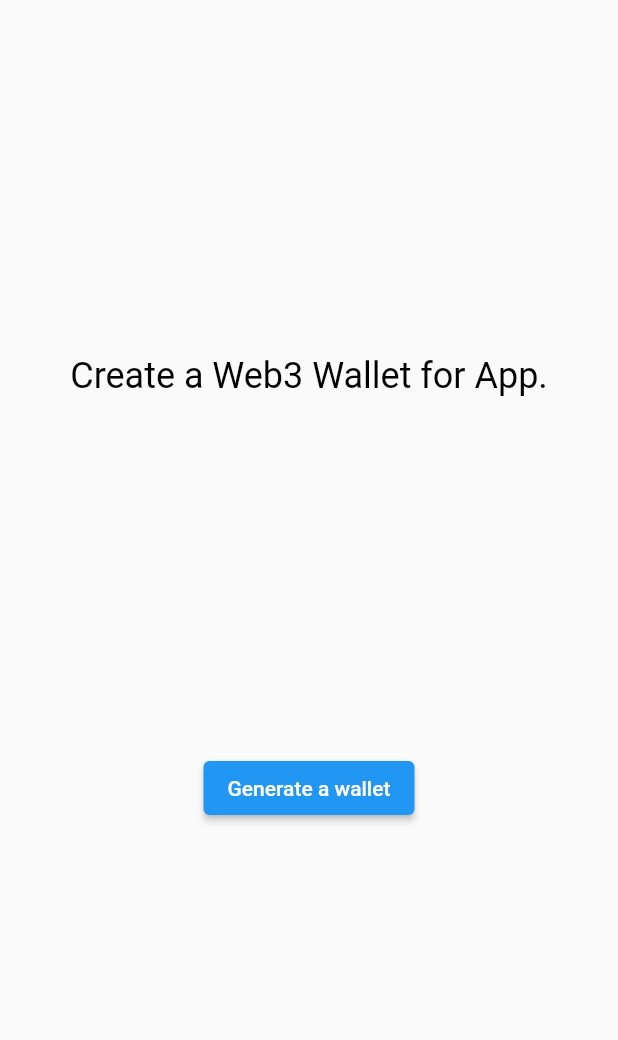
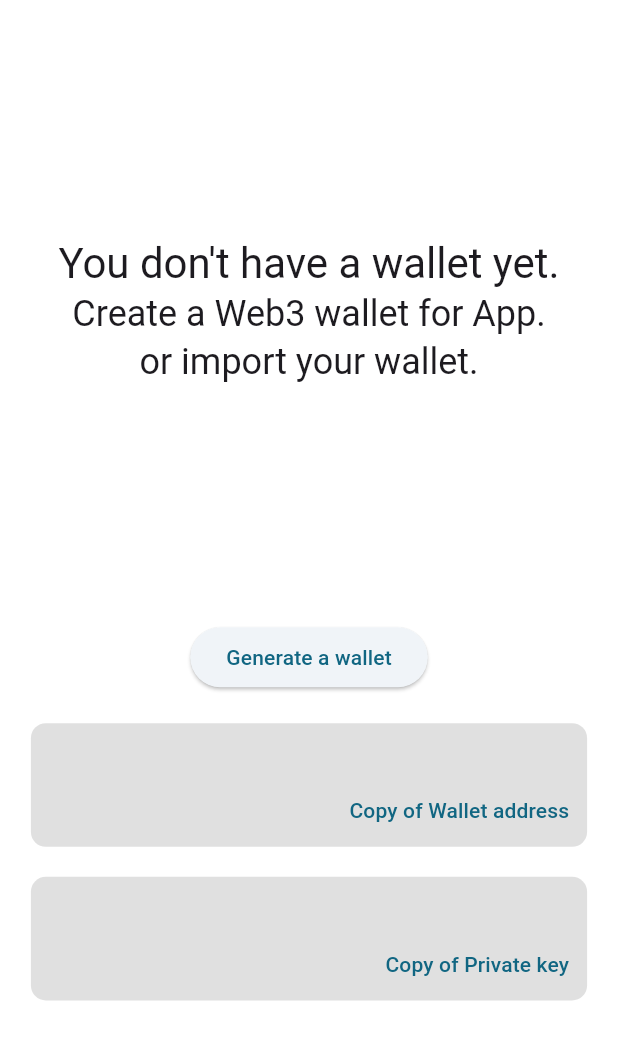
Before and after one commit to 0xemrekaya/NFTm_dApp, a Flutter app: the screen it shows after launch, on a phone screen of 412 x 824 dp. Shown: the top 1040 px of the screen. Run offline on Flutter 3.47's test engine with Material 2 defaults, Android fonts, the phone set to English and light mode, and no system bars; our stand-ins replace animated_text_kit, flutter_dotenv, flutter_riverpod, hex; missing offline and left inert: web3dart.

Commit message:
copy func is done

```diff
--- a/lib/main.dart
+++ b/lib/main.dart
@@ -5,7 +5,7 @@ import 'package:web3_wallet_flutter/screens/splash_page.dart';
 
 import 'screens/main_screen.dart';
 
-void main() async{
+void main() async {
   await dotenv.load(fileName: ".env");
   runApp(const ProviderScope(child: MainApp()));
 }
@@ -16,6 +16,17 @@ class MainApp extends StatelessWidget {
   @override
   Widget build(BuildContext context) {
     return MaterialApp(
+      theme: ThemeData.light(
+        useMaterial3: true,
+      ).copyWith(
+        colorScheme: ColorScheme.fromSeed(seedColor: Colors.blueGrey),
+        scaffoldBackgroundColor: Colors.white,
+        appBarTheme: const AppBarTheme(
+          backgroundColor: Colors.white,
+          elevation: 0,
+          iconTheme: IconThemeData(color: Colors.black),
+        ),
+      ),
       debugShowCheckedModeBanner: false,
       routes: {
         MainScreen.id: (context) => MainScreen(),
--- a/lib/screens/main_screen.dart
+++ b/lib/screens/main_screen.dart
@@ -1,5 +1,6 @@
 import 'dart:math';
 import 'package:flutter/material.dart';
+import 'package:flutter/services.dart';
 import 'package:flutter_dotenv/flutter_dotenv.dart';
 import 'package:flutter_riverpod/flutter_riverpod.dart';
 import 'package:hex/hex.dart';
@@ -18,11 +19,12 @@ class MainScreen extends ConsumerStatefulWidget {
 }
 
 class _MainScreenState extends ConsumerState<MainScreen> {
-  final String title = "Create a Web3 Wallet for App.";
+  final String title = "You don't have a wallet yet.";
+  final String subtitle = "Create a Web3 wallet for App.";
+  final String subtitle2 = "or import your wallet.";
   final rpcUrl = dotenv.env['SEPOLIA_RPC_URL'];
   late Client httpClient;
   late Web3Client ethClient;
-  WalletModel? walletModel;
 
   @override
   void initState() {
@@ -47,15 +49,27 @@ class _MainScreenState extends ConsumerState<MainScreen> {
 
   @override
   Widget build(BuildContext context) {
-    final textStyle = Theme.of(context).textTheme.headlineSmall!.copyWith(color: Colors.black);
+    final textStyle = Theme.of(context).textTheme;
     return Scaffold(
       body: Column(
         mainAxisAlignment: MainAxisAlignment.spaceEvenly,
         children: [
           Center(
-            child: Text(
-              title,
-              style: textStyle,
+            child: Column(
+              children: [
+                Text(
+                  title,
+                  style: textStyle.headlineMedium,
+                ),
+                Text(
+                  subtitle,
+                  style: textStyle.headlineSmall,
+                ),
+                Text(
+                  subtitle2,
+                  style: textStyle.headlineSmall,
+                ),
+              ],
             ),
           ),
           Column(
@@ -68,14 +82,52 @@ class _MainScreenState extends ConsumerState<MainScreen> {
               const SizedBox(
                 height: 20,
               ),
-              Text(
-                ref.watch(walletProvider).walletAddress ?? "",
-                style: textStyle.copyWith(fontSize: 15),
-              )
+              copy(context, textStyle, ref.watch(walletProvider).walletAddress, "Wallet address"),
+              const SizedBox(
+                height: 20,
+              ),
+              copy(context, textStyle, ref.watch(walletProvider).privateKey, "Private key"),
             ],
           ),
         ],
       ),
     );
   }
+
+  Stack copy(BuildContext context, TextTheme textStyle, String copyText, String text) {
+    final stars = '*' * (copyText.length );
+    return Stack(
+      children: [
+        Container(
+          height: MediaQuery.of(context).size.height * 0.1,
+          width: MediaQuery.of(context).size.width * 0.9,
+          decoration: BoxDecoration(
+            borderRadius: BorderRadius.circular(10),
+            color: Colors.black12,
+          ),
+          alignment: Alignment.topCenter,
+          child: Padding(
+            padding: const EdgeInsets.only(top: 10.0),
+            child: Text(
+              text == "Private key" ? stars : copyText,
+              style: textStyle.labelLarge!,
+            ),
+          ),
+        ),
+        Positioned(
+          bottom: 0,
+          right: 0,
+          child: TextButton(
+            onPressed: () async {
+              await Clipboard.setData(ClipboardData(text: copyText));
+              ScaffoldMessenger.of(context).showSnackBar(
+                SnackBar(content: Text("$text copied to clipboard")),
+              );
+            },
+            child: Text("Copy of $text"),
+          ),
+        ),
+      ],
+    );
+  }
 }
```
